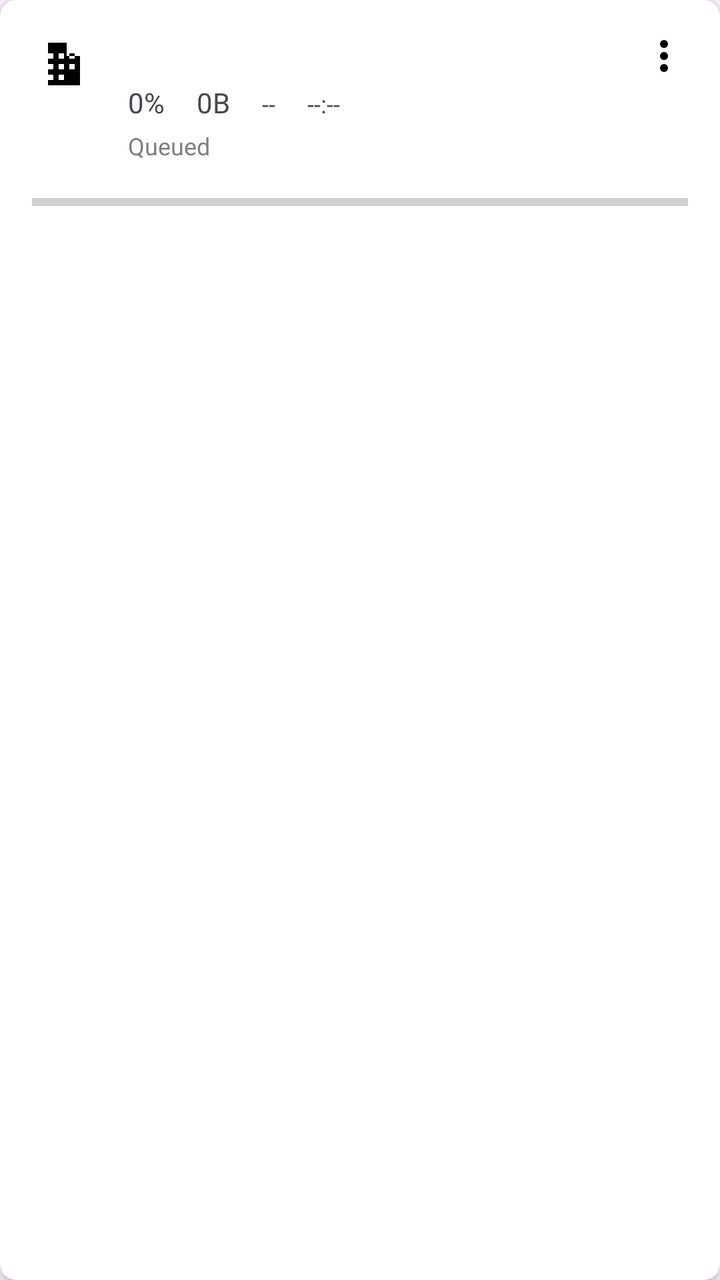
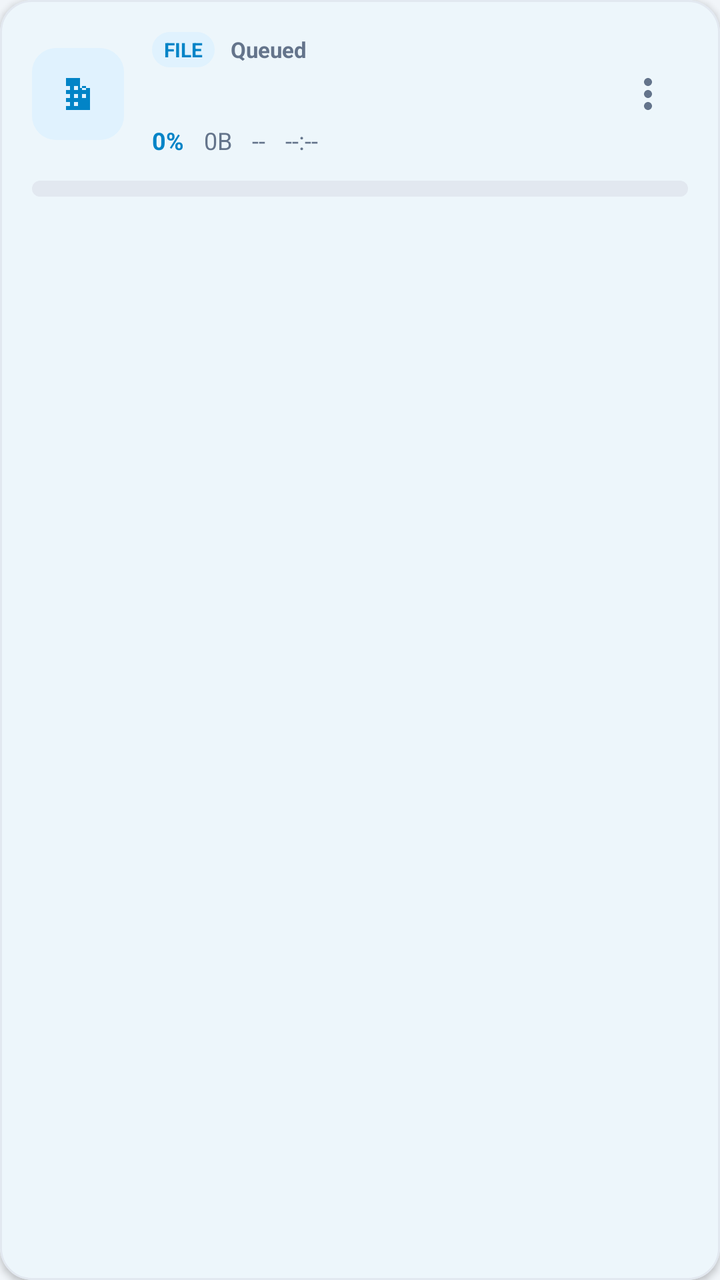

Screens rendered from an Android XML layout before and after an edit, with the pre-edit source and the edit as a unified diff.
<!-- AndroidManifest.xml: application theme Theme.DownloadManager -->
<!-- res/layout/item_download.xml -->
<?xml version="1.0" encoding="utf-8"?>
<androidx.cardview.widget.CardView
    xmlns:android="http://schemas.android.com/apk/res/android"
    xmlns:app="http://schemas.android.com/apk/res-auto"
    android:layout_width="match_parent"
    android:layout_height="wrap_content"
    android:layout_margin="@dimen/small_margin"
    app:cardCornerRadius="8dp"
    app:cardElevation="@dimen/card_elevation">

    <LinearLayout
        android:layout_width="match_parent"
        android:layout_height="wrap_content"
        android:orientation="vertical"
        android:padding="@dimen/default_padding">

        <LinearLayout
            android:layout_width="match_parent"
            android:layout_height="wrap_content"
            android:orientation="horizontal">

            <ImageView
                android:id="@+id/ivFileType"
                android:layout_width="@dimen/large_icon_size"
                android:layout_height="@dimen/large_icon_size"
                android:layout_marginEnd="@dimen/default_margin"
                android:src="@drawable/ic_file" />

            <LinearLayout
                android:layout_width="0dp"
                android:layout_height="wrap_content"
                android:layout_weight="1"
                android:orientation="vertical">

                <TextView
                    android:id="@+id/tvFilename"
                    android:layout_width="match_parent"
                    android:layout_height="wrap_content"
                    android:maxLines="1"
                    android:ellipsize="end"
                    android:textSize="@dimen/text_size_large"
                    android:textStyle="bold" />

                <LinearLayout
                    android:layout_width="match_parent"
                    android:layout_height="wrap_content"
                    android:layout_marginTop="@dimen/tiny_margin"
                    android:orientation="horizontal">

                    <TextView
                        android:id="@+id/tvProgress"
                        android:layout_width="wrap_content"
                        android:layout_height="wrap_content"
                        android:text="0%"
                        android:textSize="@dimen/text_size_medium" />

                    <TextView
                        android:id="@+id/tvSize"
                        android:layout_width="wrap_content"
                        android:layout_height="wrap_content"
                        android:layout_marginStart="@dimen/default_margin"
                        android:text="0B"
                        android:textSize="@dimen/text_size_medium" />

                    <TextView
                        android:id="@+id/tvSpeed"
                        android:layout_width="wrap_content"
                        android:layout_height="wrap_content"
                        android:layout_marginStart="@dimen/default_margin"
                        android:text="--"
                        android:textSize="@dimen/text_size_small" />

                    <TextView
                        android:id="@+id/tvEta"
                        android:layout_width="wrap_content"
                        android:layout_height="wrap_content"
                        android:layout_marginStart="@dimen/default_margin"
                        android:text="--:--"
                        android:textSize="@dimen/text_size_small" />
                </LinearLayout>

                <TextView
                    android:id="@+id/tvStatus"
                    android:layout_width="match_parent"
                    android:layout_height="wrap_content"
                    android:layout_marginTop="@dimen/tiny_margin"
                    android:text="@string/queued"
                    android:textColor="@color/gray"
                    android:textSize="@dimen/text_size_small" />
            </LinearLayout>

            <ImageView
                android:id="@+id/ivMore"
                android:layout_width="@dimen/icon_size"
                android:layout_height="@dimen/icon_size"
                android:src="@drawable/ic_more_vert"
                android:contentDescription="@string/more_options" />
        </LinearLayout>

        <ProgressBar
            android:id="@+id/progressBar"
            style="?android:attr/progressBarStyleHorizontal"
            android:layout_width="match_parent"
            android:layout_height="@dimen/progress_bar_height"
            android:layout_marginTop="@dimen/default_margin"
            android:max="100"
            android:progress="0" />

        
        <LinearLayout
            android:id="@+id/torrentInfo"
            android:layout_width="match_parent"
            android:layout_height="wrap_content"
            android:layout_marginTop="@dimen/small_margin"
            android:orientation="horizontal"
            android:visibility="gone">

            <TextView
                android:id="@+id/tvPeers"
                android:layout_width="wrap_content"
                android:layout_height="wrap_content"
                android:text="Peers: 0"
                android:textSize="@dimen/text_size_small" />

            <TextView
                android:id="@+id/tvSeeds"
                android:layout_width="wrap_content"
                android:layout_height="wrap_content"
                android:layout_marginStart="@dimen/default_margin"
                android:text="Seeds: 0"
                android:textSize="@dimen/text_size_small" />

            <TextView
                android:id="@+id/tvUploadSpeed"
                android:layout_width="wrap_content"
                android:layout_height="wrap_content"
                android:layout_marginStart="@dimen/default_margin"
                android:text="Upload: 0B/s"
                android:textSize="@dimen/text_size_small" />
        </LinearLayout>

        
        <LinearLayout
            android:layout_width="match_parent"
            android:layout_height="wrap_content"
            android:layout_marginTop="@dimen/default_margin"
            android:orientation="horizontal">

            <com.google.android.material.button.MaterialButton
                android:id="@+id/btnAction1"
                style="@style/Widget.Material3.Button.OutlinedButton"
                android:layout_width="0dp"
                android:layout_height="wrap_content"
                android:layout_weight="1"
                android:text="@string/pause"
                android:visibility="gone" />

            <com.google.android.material.button.MaterialButton
                android:id="@+id/btnAction2"
                style="@style/Widget.Material3.Button.OutlinedButton"
                android:layout_width="0dp"
                android:layout_height="wrap_content"
                android:layout_marginStart="@dimen/small_margin"
                android:layout_weight="1"
                android:text="@string/resume"
                android:visibility="gone" />

            <com.google.android.material.button.MaterialButton
                android:id="@+id/btnAction3"
                style="@style/Widget.Material3.Button.OutlinedButton"
                android:layout_width="0dp"
                android:layout_height="wrap_content"
                android:layout_marginStart="@dimen/small_margin"
                android:layout_weight="1"
                android:text="@string/retry"
                android:visibility="gone" />
        </LinearLayout>

    </LinearLayout>

</androidx.cardview.widget.CardView>
<!-- resources referenced by this layout -->
<resources>
  <color name="gray">#FF808080</color>
  <dimen name="card_elevation">4dp</dimen>
  <dimen name="default_margin">16dp</dimen>
  <dimen name="default_padding">16dp</dimen>
  <dimen name="icon_size">24dp</dimen>
  <dimen name="large_icon_size">32dp</dimen>
  <dimen name="progress_bar_height">8dp</dimen>
  <dimen name="small_margin">8dp</dimen>
  <dimen name="text_size_large">16sp</dimen>
  <dimen name="text_size_medium">14sp</dimen>
  <dimen name="text_size_small">12sp</dimen>
  <dimen name="tiny_margin">4dp</dimen>
  <!-- drawable ic_file (drawable) -->
  <?xml version="1.0" encoding="utf-8"?>
  <vector xmlns:android="http://schemas.android.com/apk/res/android"
      android:width="24dp"
      android:height="24dp"
      android:viewportWidth="24"
      android:viewportHeight="24">
      <path
          android:fillColor="#FF000000"
          android:pathData="M13,4H6v16h12V9h-5V4zM8,18H6v-2h2v2zm0,-4H6v-2h2v2zm0,-4H6V8h2v2zm4,8h-2v-2h2v2zm0,-4h-2v-2h2v2zm0,-4h-2V8h2v2zm4,4h-2v-2h2v2zm0,-4h-2V8h2v2zm-4,8h2v-2h-2v2z" />
  </vector>
  <!-- drawable ic_more_vert (drawable) -->
  <?xml version="1.0" encoding="utf-8"?>
  <vector xmlns:android="http://schemas.android.com/apk/res/android"
      android:width="24dp"
      android:height="24dp"
      android:viewportWidth="24"
      android:viewportHeight="24">
      <path
          android:fillColor="#FF000000"
          android:pathData="M12,8c1.1,0 2,-0.9 2,-2s-0.9,-2 -2,-2 -2,0.9 -2,2 0.9,2 2,2zm0,2c-1.1,0 -2,0.9 -2,2s0.9,2 2,2 2,-0.9 2,-2 -0.9,-2 -2,-2zm0,6c-1.1,0 -2,0.9 -2,2s0.9,2 2,2 2,-0.9 2,-2 -0.9,-2 -2,-2z" />
  </vector>
  <string name="more_options">More options</string>
  <string name="pause">Pause</string>
  <string name="queued">Queued</string>
  <string name="resume">Resume</string>
  <string name="retry">Retry</string>
  <style name="Theme.DownloadManager" parent="Theme.Material3.DayNight.NoActionBar">
          <item name="colorPrimary">@color/colorPrimary</item>
          <item name="colorPrimaryDark">@color/colorPrimaryDark</item>
          <item name="colorAccent">@color/colorAccent</item>
          <item name="colorOnPrimary">@color/colorOnPrimary</item>
          <item name="colorSurface">@color/colorSurface</item>
          <item name="colorOnSurface">@color/colorOnSurface</item>
          <item name="android:statusBarColor">@color/colorPrimaryDark</item>
          <item name="android:windowLightStatusBar">false</item>
      </style>
  <color name="colorPrimary">@color/purple_500</color>
  <color name="colorPrimaryDark">@color/purple_700</color>
  <color name="colorAccent">@color/teal_200</color>
  <color name="colorOnPrimary">@color/white</color>
  <color name="colorSurface">@color/white</color>
  <color name="colorOnSurface">@color/black</color>
  <color name="purple_500">#FF6200EE</color>
  <color name="purple_700">#FF3700B3</color>
  <color name="teal_200">#FF03DAC5</color>
  <color name="white">#FFFFFFFF</color>
  <color name="black">#FF000000</color>
</resources>

<!-- the commit's change to res/layout/item_download.xml (unified diff, before → after) -->
@@ -1,50 +1,96 @@
 <?xml version="1.0" encoding="utf-8"?>
-<androidx.cardview.widget.CardView
+<com.google.android.material.card.MaterialCardView
     xmlns:android="http://schemas.android.com/apk/res/android"
     xmlns:app="http://schemas.android.com/apk/res-auto"
     android:layout_width="match_parent"
     android:layout_height="wrap_content"
-    android:layout_margin="@dimen/small_margin"
-    app:cardCornerRadius="8dp"
-    app:cardElevation="@dimen/card_elevation">
+    android:layout_marginVertical="6dp"
+    android:layout_marginHorizontal="4dp"
+    app:cardBackgroundColor="@color/colorSurface"
+    app:cardCornerRadius="16dp"
+    app:cardElevation="2dp"
+    app:strokeColor="@color/colorBorder"
+    app:strokeWidth="1dp">
 
     <LinearLayout
         android:layout_width="match_parent"
         android:layout_height="wrap_content"
         android:orientation="vertical"
-        android:padding="@dimen/default_padding">
+        android:padding="16dp">
 
         <LinearLayout
             android:layout_width="match_parent"
             android:layout_height="wrap_content"
+            android:gravity="center_vertical"
             android:orientation="horizontal">
 
-            <ImageView
-                android:id="@+id/ivFileType"
-                android:layout_width="@dimen/large_icon_size"
-                android:layout_height="@dimen/large_icon_size"
-                android:layout_marginEnd="@dimen/default_margin"
-                android:src="@drawable/ic_file" />
+            <FrameLayout
+                android:layout_width="46dp"
+                android:layout_height="46dp"
+                android:layout_marginEnd="14dp"
+                android:background="@drawable/icon_badge_background">
+
+                <ImageView
+                    android:id="@+id/ivFileType"
+                    android:layout_width="24dp"
+                    android:layout_height="24dp"
+                    android:layout_gravity="center"
+                    android:contentDescription="@string/downloads"
+                    android:src="@drawable/ic_file"
+                    app:tint="@color/colorPrimary" />
+            </FrameLayout>
 
             <LinearLayout
                 android:layout_width="0dp"
                 android:layout_height="wrap_content"
                 android:layout_weight="1"
                 android:orientation="vertical">
+
+                <LinearLayout
+                    android:layout_width="match_parent"
+                    android:layout_height="wrap_content"
+                    android:gravity="center_vertical"
+                    android:orientation="horizontal">
+
+                    <TextView
+                        android:id="@+id/tvCategoryBadge"
+                        android:layout_width="wrap_content"
+                        android:layout_height="wrap_content"
+                        android:layout_marginEnd="8dp"
+                        android:background="@drawable/icon_badge_background"
+                        android:paddingHorizontal="6dp"
+                        android:paddingVertical="2dp"
+                        android:text="FILE"
+                        android:textColor="@color/colorPrimary"
+                        android:textSize="10sp"
+                        android:textStyle="bold" />
+
+                    <TextView
+                        android:id="@+id/tvStatus"
+                        android:layout_width="wrap_content"
+                        android:layout_height="wrap_content"
+                        android:text="@string/queued"
+                        android:textColor="@color/gray"
+                        android:textSize="11sp"
+                        android:textStyle="bold" />
+                </LinearLayout>
 
                 <TextView
                     android:id="@+id/tvFilename"
                     android:layout_width="match_parent"
                     android:layout_height="wrap_content"
+                    android:layout_marginTop="4dp"
+                    android:ellipsize="end"
                     android:maxLines="1"
-                    android:ellipsize="end"
-                    android:textSize="@dimen/text_size_large"
+                    android:textColor="@color/colorOnSurface"
+                    android:textSize="15sp"
                     android:textStyle="bold" />
 
                 <LinearLayout
                     android:layout_width="match_parent"
                     android:layout_height="wrap_content"
-                    android:layout_marginTop="@dimen/tiny_margin"
+                    android:layout_marginTop="4dp"
+                    android:gravity="center_vertical"
                     android:orientation="horizontal">
 
                     <TextView
@@ -52,66 +98,66 @@
                         android:layout_width="wrap_content"
                         android:layout_height="wrap_content"
                         android:text="0%"
-                        android:textSize="@dimen/text_size_medium" />
+                        android:textColor="@color/colorPrimary"
+                        android:textSize="12sp"
+                        android:textStyle="bold" />
 
                     <TextView
                         android:id="@+id/tvSize"
                         android:layout_width="wrap_content"
                         android:layout_height="wrap_content"
-                        android:layout_marginStart="@dimen/default_margin"
+                        android:layout_marginStart="10dp"
                         android:text="0B"
-                        android:textSize="@dimen/text_size_medium" />
+                        android:textColor="@color/gray"
+                        android:textSize="12sp" />
 
                     <TextView
                         android:id="@+id/tvSpeed"
                         android:layout_width="wrap_content"
                         android:layout_height="wrap_content"
-                        android:layout_marginStart="@dimen/default_margin"
+                        android:layout_marginStart="10dp"
                         android:text="--"
-                        android:textSize="@dimen/text_size_small" />
+                        android:textColor="@color/gray"
+                        android:textSize="12sp" />
 
                     <TextView
                         android:id="@+id/tvEta"
                         android:layout_width="wrap_content"
                         android:layout_height="wrap_content"
-                        android:layout_marginStart="@dimen/default_margin"
+                        android:layout_marginStart="10dp"
                         android:text="--:--"
-                        android:textSize="@dimen/text_size_small" />
+                        android:textColor="@color/gray"
+                        android:textSize="12sp" />
                 </LinearLayout>
-
-                <TextView
-                    android:id="@+id/tvStatus"
-                    android:layout_width="match_parent"
-                    android:layout_height="wrap_content"
-                    android:layout_marginTop="@dimen/tiny_margin"
-                    android:text="@string/queued"
-                    android:textColor="@color/gray"
-                    android:textSize="@dimen/text_size_small" />
             </LinearLayout>
 
             <ImageView
                 android:id="@+id/ivMore"
-                android:layout_width="@dimen/icon_size"
-                android:layout_height="@dimen/icon_size"
+                android:layout_width="40dp"
+                android:layout_height="40dp"
+                android:background="?attr/selectableItemBackgroundBorderless"
+                android:contentDescription="@string/more_options"
+                android:padding="8dp"
                 android:src="@drawable/ic_more_vert"
-                android:contentDescription="@string/more_options" />
+                app:tint="@color/gray" />
         </LinearLayout>
 
         <ProgressBar
             android:id="@+id/progressBar"
             style="?android:attr/progressBarStyleHorizontal"
             android:layout_width="match_parent"
-            android:layout_height="@dimen/progress_bar_height"
-            android:layout_marginTop="@dimen/default_margin"
+            android:layout_height="8dp"
+            android:layout_marginTop="12dp"
             android:max="100"
-            android:progress="0" />
+            android:progress="0"
+            android:progressDrawable="@drawable/progress_bar_drawable" />
 
         
         <LinearLayout
             android:id="@+id/torrentInfo"
             android:layout_width="match_parent"
             android:layout_height="wrap_content"
-            android:layout_marginTop="@dimen/small_margin"
+            android:layout_marginTop="8dp"
             android:orientation="horizontal"
             android:visibility="gone">
 
@@ -120,62 +166,77 @@
                 android:layout_width="wrap_content"
                 android:layout_height="wrap_content"
                 android:text="Peers: 0"
-                android:textSize="@dimen/text_size_small" />
+                android:textColor="@color/gray"
+                android:textSize="12sp" />
 
             <TextView
                 android:id="@+id/tvSeeds"
                 android:layout_width="wrap_content"
                 android:layout_height="wrap_content"
-                android:layout_marginStart="@dimen/default_margin"
+                android:layout_marginStart="16dp"
                 android:text="Seeds: 0"
-                android:textSize="@dimen/text_size_small" />
+                android:textColor="@color/gray"
+                android:textSize="12sp" />
 
             <TextView
                 android:id="@+id/tvUploadSpeed"
                 android:layout_width="wrap_content"
                 android:layout_height="wrap_content"
-                android:layout_marginStart="@dimen/default_margin"
+                android:layout_marginStart="16dp"
                 android:text="Upload: 0B/s"
-                android:textSize="@dimen/text_size_small" />
+                android:textColor="@color/gray"
+                android:textSize="12sp" />
         </LinearLayout>
 
         
         <LinearLayout
             android:layout_width="match_parent"
             android:layout_height="wrap_content"
-            android:layout_marginTop="@dimen/default_margin"
+            android:layout_marginTop="10dp"
             android:orientation="horizontal">
 
             <com.google.android.material.button.MaterialButton
                 android:id="@+id/btnAction1"
-                style="@style/Widget.Material3.Button.OutlinedButton"
-                android:layout_width="0dp"
-                android:layout_height="wrap_content"
-                android:layout_weight="1"
+                style="@style/Widget.Material3.Button.TonalButton"
+                android:layout_width="0dp"
+                android:layout_height="40dp"
+                android:layout_weight="1"
+                android:insetTop="0dp"
+                android:insetBottom="0dp"
                 android:text="@string/pause"
-                android:visibility="gone" />
+                android:textSize="12sp"
+                android:visibility="gone"
+                app:cornerRadius="10dp" />
 
             <com.google.android.material.button.MaterialButton
                 android:id="@+id/btnAction2"
                 style="@style/Widget.Material3.Button.OutlinedButton"
                 android:layout_width="0dp"
-                android:layout_height="wrap_content"
-                android:layout_marginStart="@dimen/small_margin"
-                android:layout_weight="1"
+                android:layout_height="40dp"
+                android:layout_marginStart="8dp"
+                android:layout_weight="1"
+                android:insetTop="0dp"
+                android:insetBottom="0dp"
                 android:text="@string/resume"
-                android:visibility="gone" />
+                android:textSize="12sp"
+                android:visibility="gone"
+                app:cornerRadius="10dp" />
 
             <com.google.android.material.button.MaterialButton
                 android:id="@+id/btnAction3"
                 style="@style/Widget.Material3.Button.OutlinedButton"
                 android:layout_width="0dp"
-                android:layout_height="wrap_content"
-                android:layout_marginStart="@dimen/small_margin"
-                android:layout_weight="1"
+                android:layout_height="40dp"
+                android:layout_marginStart="8dp"
+                android:layout_weight="1"
+                android:insetTop="0dp"
+                android:insetBottom="0dp"
                 android:text="@string/retry"
-                android:visibility="gone" />
+                android:textSize="12sp"
+                android:visibility="gone"
+                app:cornerRadius="10dp" />
         </LinearLayout>
 
     </LinearLayout>
 
-</androidx.cardview.widget.CardView>
+</com.google.android.material.card.MaterialCardView>
<!-- resource entries referenced after the edit -->
@@ -1,17 +1,7 @@
 <!-- resources referenced by this layout -->
 <resources>
-  <color name="gray">#FF808080</color>
-  <dimen name="card_elevation">4dp</dimen>
-  <dimen name="default_margin">16dp</dimen>
-  <dimen name="default_padding">16dp</dimen>
-  <dimen name="icon_size">24dp</dimen>
-  <dimen name="large_icon_size">32dp</dimen>
-  <dimen name="progress_bar_height">8dp</dimen>
-  <dimen name="small_margin">8dp</dimen>
-  <dimen name="text_size_large">16sp</dimen>
-  <dimen name="text_size_medium">14sp</dimen>
-  <dimen name="text_size_small">12sp</dimen>
-  <dimen name="tiny_margin">4dp</dimen>
+  <color name="colorBorder">#FFE2E8F0</color>
+  <color name="gray">#FF64748B</color>
   <!-- drawable ic_file (drawable) -->
   <?xml version="1.0" encoding="utf-8"?>
   <vector xmlns:android="http://schemas.android.com/apk/res/android"
@@ -34,6 +24,47 @@
           android:fillColor="#FF000000"
           android:pathData="M12,8c1.1,0 2,-0.9 2,-2s-0.9,-2 -2,-2 -2,0.9 -2,2 0.9,2 2,2zm0,2c-1.1,0 -2,0.9 -2,2s0.9,2 2,2 2,-0.9 2,-2 -0.9,-2 -2,-2zm0,6c-1.1,0 -2,0.9 -2,2s0.9,2 2,2 2,-0.9 2,-2 -0.9,-2 -2,-2z" />
   </vector>
+  <!-- drawable icon_badge_background (drawable) -->
+  <?xml version="1.0" encoding="utf-8"?>
+  <shape xmlns:android="http://schemas.android.com/apk/res/android">
+      <solid android:color="@color/icon_bg_tint" />
+      <corners android:radius="12dp" />
+  </shape>
+  <!-- drawable progress_bar_drawable (drawable) -->
+  <?xml version="1.0" encoding="utf-8"?>
+  <layer-list xmlns:android="http://schemas.android.com/apk/res/android">
+      
+      <item android:id="@android:id/background">
+          <shape android:shape="rectangle">
+              <corners android:radius="6dp" />
+              <solid android:color="@color/light_gray" />
+          </shape>
+      </item>
+      
+      
+      <item android:id="@android:id/secondaryProgress">
+          <scale android:scaleWidth="100%">
+              <shape android:shape="rectangle">
+                  <corners android:radius="6dp" />
+                  <solid android:color="@color/gray" />
+              </shape>
+          </scale>
+      </item>
+      
+      
+      <item android:id="@android:id/progress">
+          <scale android:scaleWidth="100%">
+              <shape android:shape="rectangle">
+                  <corners android:radius="6dp" />
+                  <gradient
+                      android:startColor="@color/colorPrimary"
+                      android:endColor="@color/colorAccent"
+                      android:angle="0" />
+              </shape>
+          </scale>
+      </item>
+  </layer-list>
+  <string name="downloads">Downloads</string>
   <string name="more_options">More options</string>
   <string name="pause">Pause</string>
   <string name="queued">Queued</string>
@@ -43,22 +74,23 @@
           <item name="colorPrimary">@color/colorPrimary</item>
           <item name="colorPrimaryDark">@color/colorPrimaryDark</item>
           <item name="colorAccent">@color/colorAccent</item>
+          <item name="colorSecondary">@color/colorAccent</item>
           <item name="colorOnPrimary">@color/colorOnPrimary</item>
           <item name="colorSurface">@color/colorSurface</item>
           <item name="colorOnSurface">@color/colorOnSurface</item>
-          <item name="android:statusBarColor">@color/colorPrimaryDark</item>
+          <item name="android:windowBackground">@color/colorBackground</item>
+          <item name="android:statusBarColor">@color/colorHeaderBg</item>
           <item name="android:windowLightStatusBar">false</item>
       </style>
-  <color name="colorPrimary">@color/purple_500</color>
-  <color name="colorPrimaryDark">@color/purple_700</color>
-  <color name="colorAccent">@color/teal_200</color>
-  <color name="colorOnPrimary">@color/white</color>
-  <color name="colorSurface">@color/white</color>
-  <color name="colorOnSurface">@color/black</color>
-  <color name="purple_500">#FF6200EE</color>
-  <color name="purple_700">#FF3700B3</color>
-  <color name="teal_200">#FF03DAC5</color>
-  <color name="white">#FFFFFFFF</color>
-  <color name="black">#FF000000</color>
+  <color name="icon_bg_tint">#FFE0F2FE</color>
+  <color name="light_gray">#FFE2E8F0</color>
+  <color name="colorPrimary">#FF0284C7</color>
+  <color name="colorPrimaryDark">#FF0F172A</color>
+  <color name="colorAccent">#FF06B6D4</color>
+  <color name="colorOnPrimary">#FFFFFFFF</color>
+  <color name="colorBackground">#FFF1F5F9</color>
+  <color name="colorHeaderBg">#FF0F172A</color>
+  <color name="colorSurface">#FFFFFFFF</color>
+  <color name="colorOnSurface">#FF0F172A</color>
 </resources>
 
